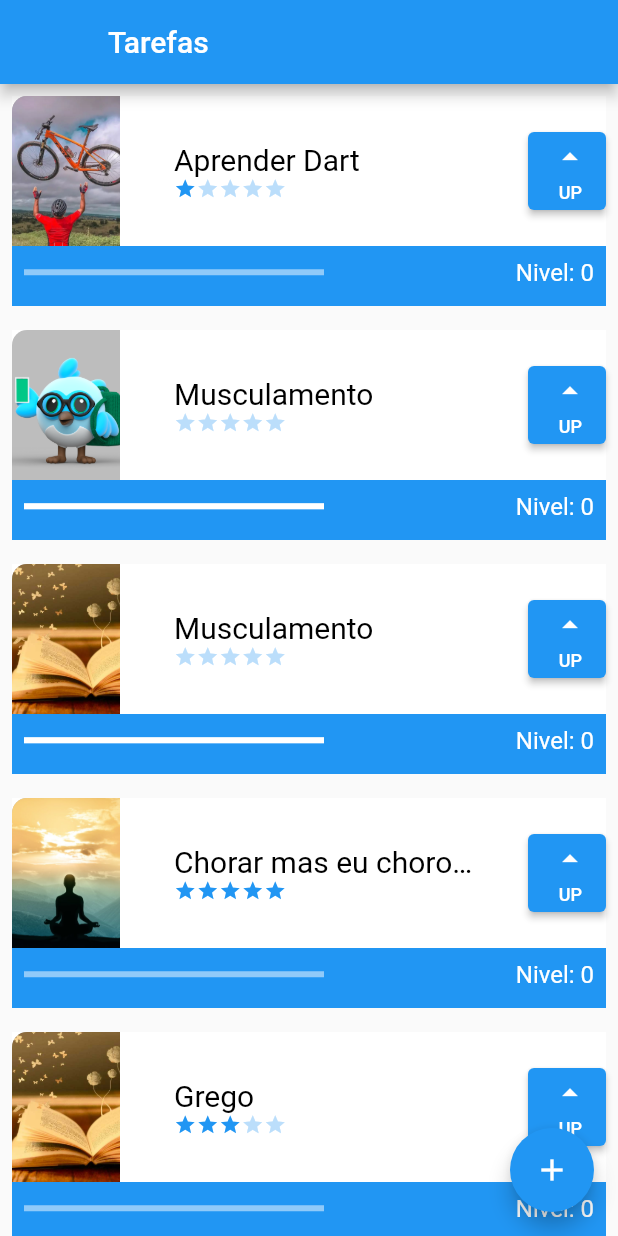
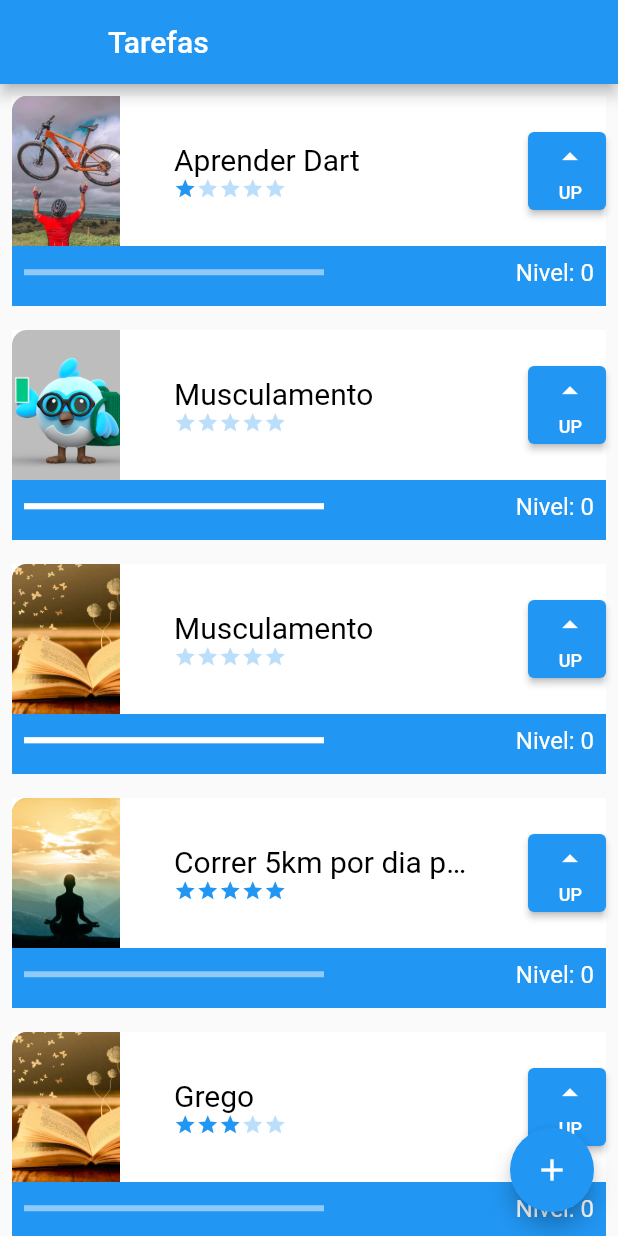
Before and after one commit to pablopinheiro01/flutter-3-basics, a Flutter app: the screen it shows after launch, on a phone screen of 412 x 824 dp. Run offline on Flutter 3.47's test engine with Material 2 defaults, Android fonts, the phone set to English and light mode, and no system bars; missing offline and left inert: dart:ffi.

Commit message:
alteracao de texto

```diff
--- a/lib/screens/Initial_screen.dart
+++ b/lib/screens/Initial_screen.dart
@@ -28,7 +28,7 @@ class _InitialScreenState extends State<InitialScreen> {
         Task(0,"assets/images/dash.png",'Musculamento'),
         Task(0,"assets/images/livro.jpg",'Musculamento'),
         Task(5,"assets/images/meditar.jpeg",
-          'Chorar mas eu choro sorrindo ganhand o pouco e ganhando pouco assim vmaos nos sendo assim e legal olhar pro mudno todopara mano',),
+          'Correr 5km por dia para competicao',),
         Task(3,"assets/images/livro.jpg",'Grego'),
         Task(3,"assets/images/livro.jpg",'Hebraico'),
         Task(3,"assets/images/livro.jpg",'Alemao'),
```
